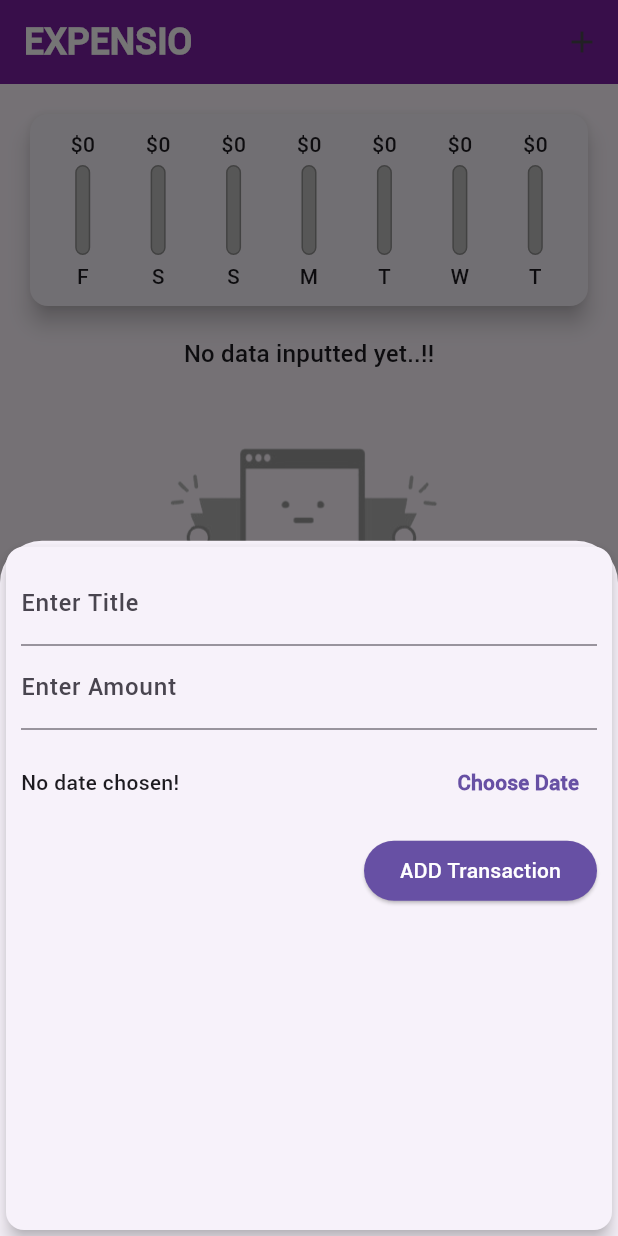
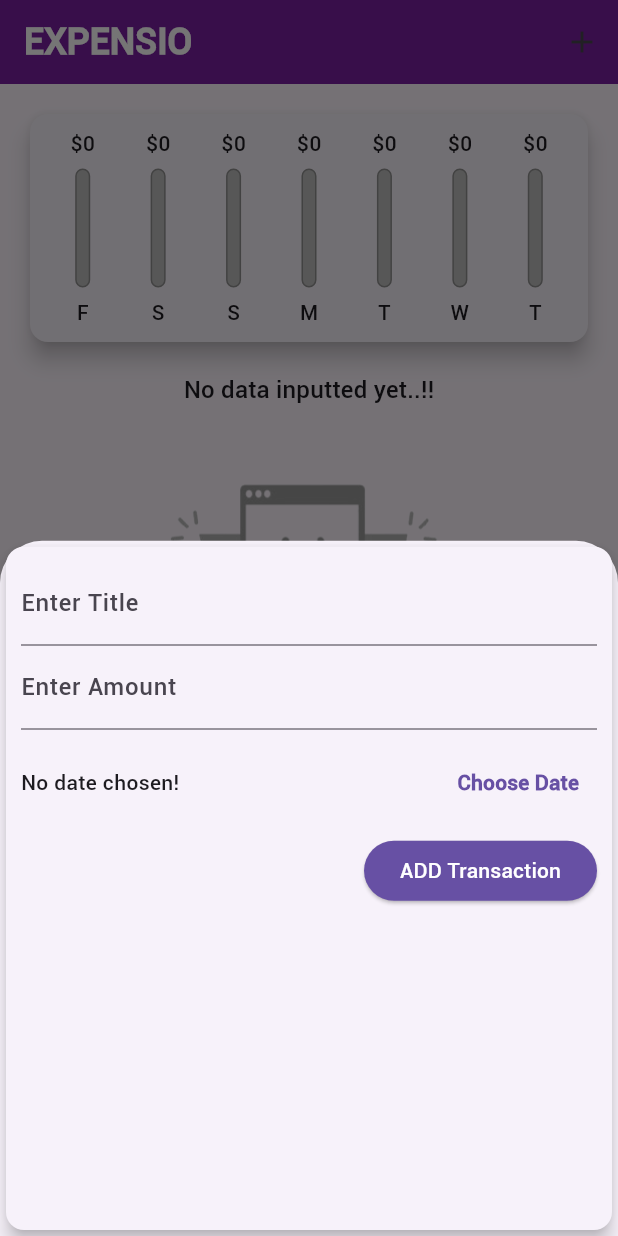
Before and after one commit to Pratyush-who/Expensio, a Flutter app: the screen it shows after launch, after a tap on the "add" icon, on a phone screen of 412 x 824 dp. Run offline on Flutter 3.47's test engine with Material 3 defaults, Android fonts, the phone set to English and light mode, and no system bars; Roboto replaces fonts that are missing (OldLondon, Roboto-Medium).

```diff
--- a/lib/main.dart
+++ b/lib/main.dart
@@ -1,10 +1,18 @@
 import 'package:flutter/material.dart';
 import 'MODEL/transaction.dart';
+import 'package:flutter/services.dart';
 import 'widget/chart.dart';
 import 'widget/new_transaction.dart';
 import 'widget/transaction_list.dart';
 
-void main() => runApp(const MyApp());
+void main() {
+  WidgetsFlutterBinding.ensureInitialized();
+    SystemChrome.setPreferredOrientations([
+    DeviceOrientation.portraitUp,
+    DeviceOrientation.portraitDown,
+  ]);
+  runApp(const MyApp());
+}
 
 class MyApp extends StatelessWidget {
   const MyApp({super.key});
@@ -44,26 +52,7 @@ class MyHomePage extends StatefulWidget {
 }
 
 class _MyHomePageState extends State<MyHomePage> {
-  final List<Transaction> _userTransaction = [
-    // Transaction(
-    //   id: 't1',
-    //   title: 'Jordans',
-    //   amount: 69,
-    //   date: DateTime.now(),
-    // ),
-    // Transaction(
-    //   id: 't2',
-    //   title: 'PS5',
-    //   amount: 99,
-    //   date: DateTime.now(),
-    // ),
-    // Transaction(
-    //   id: 't3',
-    //   title: 'Cohort',
-    //   amount: 10,
-    //   date: DateTime.now(),
-    // ),
-  ];
+  final List<Transaction> _userTransaction = [];
 
   List<Transaction> get _recentTransaction {
     return _userTransaction.where((tx) {
@@ -108,8 +97,7 @@ class _MyHomePageState extends State<MyHomePage> {
 
   @override
   Widget build(BuildContext context) {
-    return Scaffold(
-      appBar: AppBar(
+    final appBar = AppBar(
       title: const Text('EXPENSIO'),
       backgroundColor: Theme.of(context).primaryColorDark,
       actions: [
@@ -118,13 +106,25 @@ class _MyHomePageState extends State<MyHomePage> {
           icon: const Icon(Icons.add),
         ),
       ],
-      ),
+    );
+    return Scaffold(
+      appBar: appBar,
       body: SingleChildScrollView(
         child: Column(
           crossAxisAlignment: CrossAxisAlignment.stretch,
           children: [
-            Chart(_recentTransaction),
-            Transaction_List(_userTransaction, deleteTransaction),
+            Container(
+                height: (MediaQuery.of(context).size.height -
+                        appBar.preferredSize.height -
+                        MediaQuery.of(context).padding.top) *
+                    0.25,
+                child: Chart(_recentTransaction)),
+            Container(
+                height: (MediaQuery.of(context).size.height -
+                        appBar.preferredSize.height -
+                        MediaQuery.of(context).padding.top) *
+                    0.65,
+                child: Transaction_List(_userTransaction, deleteTransaction)),
           ],
         ),
       ),
@@ -140,7 +140,7 @@ class _MyHomePageState extends State<MyHomePage> {
         shape: const CircularNotchedRectangle(),
         notchMargin: 6.0,
         child: SizedBox(
-          height: 60,
+          height: 40,
           child: Center(
             child: Container(
               padding: const EdgeInsets.only(top: 20),
--- a/lib/widget/chart.dart
+++ b/lib/widget/chart.dart
@@ -48,7 +48,6 @@ class Chart extends StatelessWidget {
             final spendingPercentage = totalSpending == 0
                 ? 0.0
                 : (data['amount'] as double? ?? 0.0) / totalSpending;
-
             return Flexible(
               fit: FlexFit.tight,
               child: ChartBar(
--- a/lib/widget/chart_bar.dart
+++ b/lib/widget/chart_bar.dart
@@ -1,4 +1,5 @@
 import 'package:flutter/material.dart';
+import 'package:flutter/rendering.dart';
 
 class ChartBar extends StatelessWidget {
   final String label;
@@ -9,19 +10,21 @@ class ChartBar extends StatelessWidget {
 
   @override
   Widget build(BuildContext context) {
+    return LayoutBuilder(
+      builder: (ctx, Constraints) {
         return Column(
           children: [
             Container(
-          height: 20,
+              height: Constraints.maxHeight * .15,
               child: FittedBox(
                 child: Text('\$${singleAmount.toStringAsFixed(0)}'),
               ),
             ),
             SizedBox(
-          height: 4,
+              height: Constraints.maxHeight * .05,
             ),
             Container(
-          height: 60,
+              height: Constraints.maxHeight * .6,
               width: 10,
               child: Stack(
                 alignment: Alignment.bottomCenter,
@@ -48,10 +51,14 @@ class ChartBar extends StatelessWidget {
               ),
             ),
             SizedBox(
-          height: 4,
+              height: Constraints.maxHeight * .05,
             ),
-        Text(label),
+            Container(
+                height: Constraints.maxHeight * .15,
+                child: FittedBox(child: Text(label),),),
           ],
+        );
+      },
     );
   }
 }
--- a/lib/widget/transaction_list.dart
+++ b/lib/widget/transaction_list.dart
@@ -9,9 +9,7 @@ class Transaction_List extends StatelessWidget {
   const Transaction_List(this.transactions, this.deleteTx);
   @override
   Widget build(BuildContext context) {
-    return SizedBox(
-      height: 520,
-      child: transactions.isEmpty
+    return transactions.isEmpty
           ? Column(
               children: [
                 Text(
@@ -40,8 +38,7 @@ class Transaction_List extends StatelessWidget {
                       height: 50,
                       decoration: BoxDecoration(
                         color: Theme.of(context).primaryColor,
-                        borderRadius: BorderRadius.circular(
-                            15),
+                        borderRadius: BorderRadius.circular(15),
                       ),
                       child: Center(
                         child: Text(
@@ -77,7 +74,6 @@ class Transaction_List extends StatelessWidget {
                   ),
                 );
               },
-            ),
     );
   }
 }
```
Also changed, not shown: 1 other file. Lines whose indentation alone changed are shown as unchanged.
